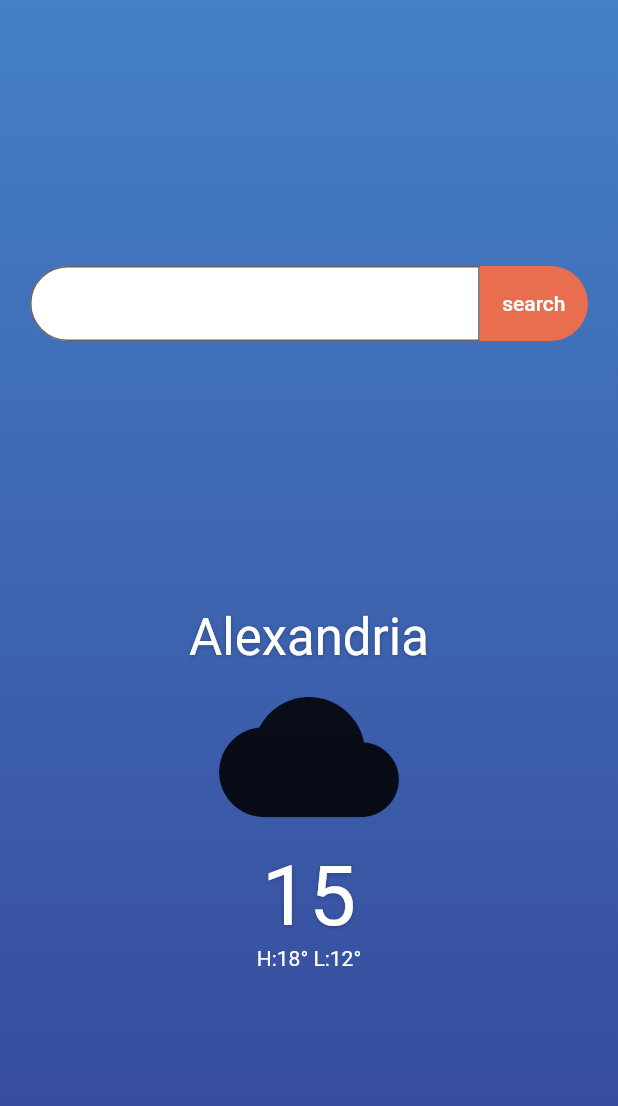
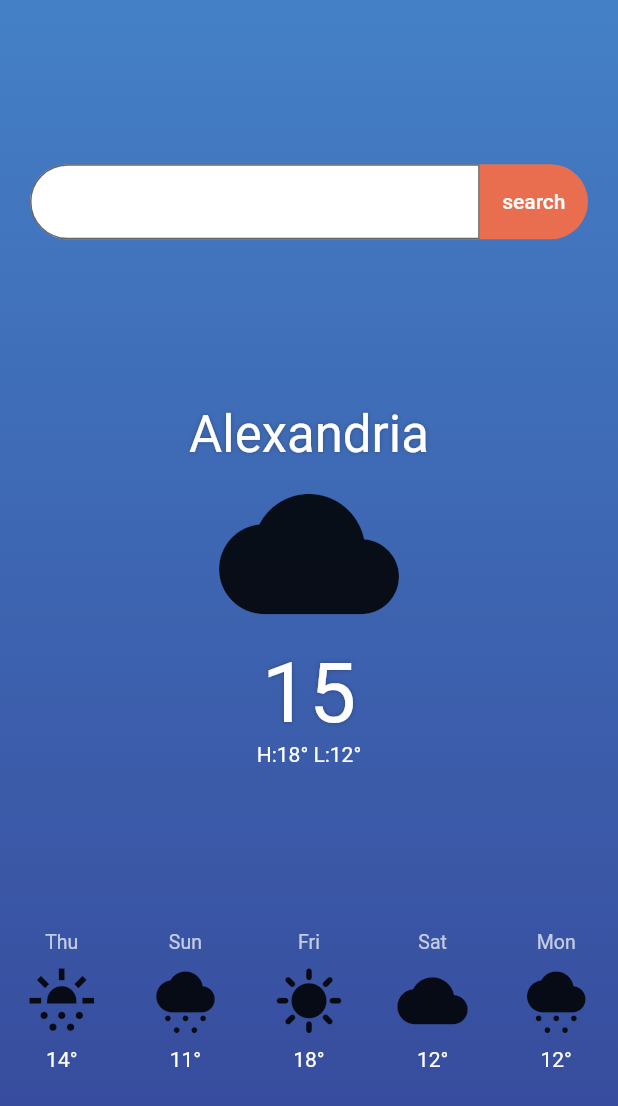
Before and after one commit to ahmeddhus/weather_app, a Flutter app: the screen it shows after launch, on a phone screen of 412 x 824 dp. Shown: the top 1106 px of the screen. Run offline on Flutter 3.47's test engine with Material 2 defaults, Android fonts, the phone set to English and light mode, and no system bars.

Commit message:
Add Hourly Weather UI

```diff
--- /dev/null
+++ b/lib/src/features/weather/domain/weather.dart
@@ -0,0 +1,9 @@
+import 'package:flutter/material.dart';
+
+class Weather {
+  final String day;
+  final IconData icon;
+  final String degree;
+
+  Weather(this.day, this.icon, this.degree);
+}
--- /dev/null
+++ b/lib/src/features/weather/presentation/hourly_weather.dart
@@ -0,0 +1,56 @@
+import 'package:flutter/material.dart';
+import 'package:weather_app/src/features/weather/domain/weather.dart';
+
+final List<Weather> weathers = [
+  Weather('Thu', Icons.sunny_snowing, '14°'),
+  Weather('Sun', Icons.cloudy_snowing, '11°'),
+  Weather('Fri', Icons.sunny, '18°'),
+  Weather('Sat', Icons.cloud, '12°'),
+  Weather('Mon', Icons.cloudy_snowing, '12°'),
+];
+
+class HourlyWeather extends StatelessWidget {
+  const HourlyWeather({super.key});
+
+  @override
+  Widget build(BuildContext context) {
+    return Row(
+      mainAxisAlignment: MainAxisAlignment.center,
+      children: weathers
+          .map(
+            (e) => HourlyWeatherItem(weather: e),
+          )
+          .toList(),
+    );
+  }
+}
+
+class HourlyWeatherItem extends StatelessWidget {
+  final Weather weather;
+
+  const HourlyWeatherItem({super.key, required this.weather});
+
+  @override
+  Widget build(BuildContext context) {
+    final textTheme = Theme.of(context).textTheme;
+    const fontWeight = FontWeight.normal;
+
+    return Expanded(
+      child: Column(
+        children: <Widget>[
+          Text(
+            weather.day,
+            style: textTheme.bodySmall!.copyWith(fontWeight: fontWeight),
+          ),
+          const SizedBox(height: 8),
+          Icon(weather.icon, size: 47),
+          const SizedBox(height: 8),
+          Text(
+            weather.degree,
+            style: textTheme.bodyLarge!.copyWith(fontWeight: fontWeight),
+          ),
+        ],
+      ),
+    );
+  }
+}
--- a/lib/src/features/weather/presentation/weather_page.dart
+++ b/lib/src/features/weather/presentation/weather_page.dart
@@ -2,6 +2,7 @@ import 'package:flutter/material.dart';
 import 'package:weather_app/src/constants/app_colors.dart';
 import 'package:weather_app/src/features/weather/presentation/city_search_box.dart';
 import 'package:weather_app/src/features/weather/presentation/current_weather.dart';
+import 'package:weather_app/src/features/weather/presentation/hourly_weather.dart';
 
 class WeatherPage extends StatelessWidget {
   const WeatherPage({super.key});
@@ -28,6 +29,8 @@ class WeatherPage extends StatelessWidget {
               Spacer(),
               CurrentWeather(),
               Spacer(),
+              HourlyWeather(),
+              Spacer(),
             ],
           ),
         ),
```
